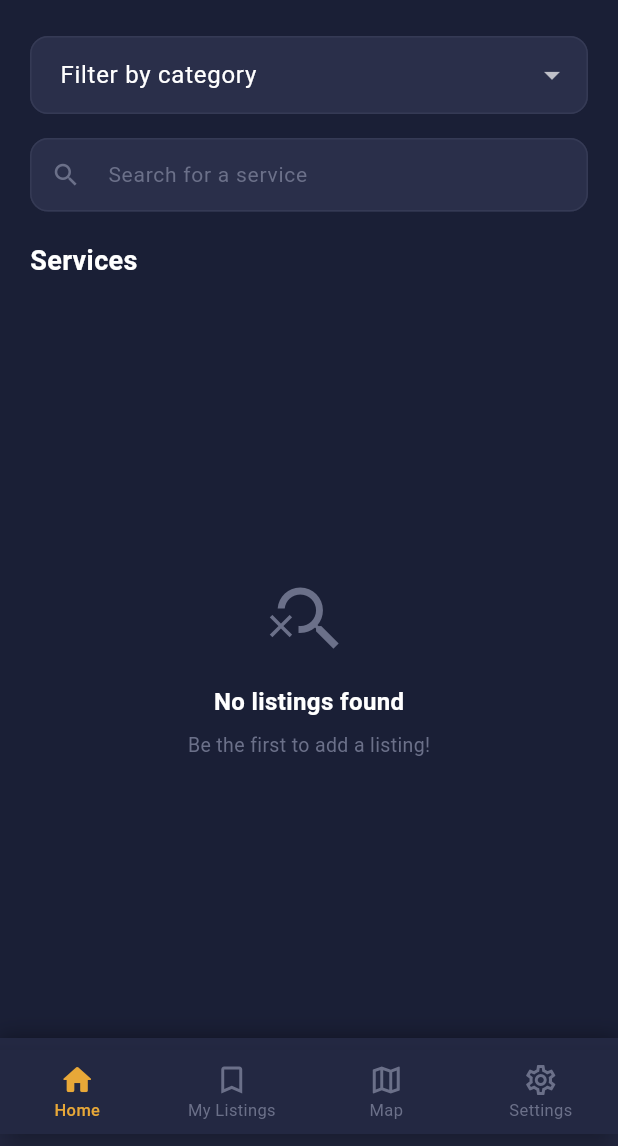
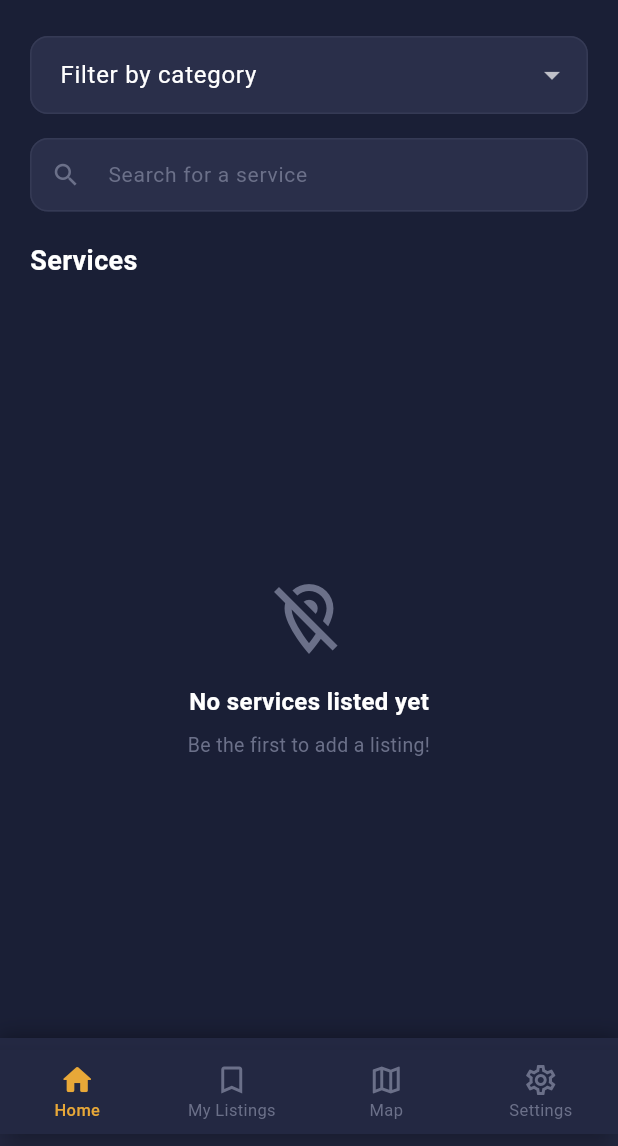
Before and after one commit to Ibrahim-Iradukunda/kigali_city_services, a Flutter app: the screen it shows once a user with an empty profile is signed in, on a phone screen of 412 x 824 dp, the part 90-1236 px from its top. Run offline on Flutter 3.47's test engine with Material 3 defaults, Android fonts, the phone set to English and light mode, and no system bars; our stand-ins replace cloud_firestore, firebase_auth, firebase_core, google_maps_flutter; accounts and stored records are empty; Roboto replaces fonts that are missing (Poppins).

Commit message:
Remove chrome-device cache; update configs/code
Delete generated Chrome device/state files under .dart_tool/chrome-device/Default to clean up transient cache. Also update project configuration and source: modified .dart_tool package files, plugin registrants, package_config.json, README, AndroidManifest and android_setup, platform plugin files for macOS/Windows, firestore rules/indexes, pubspec.yaml/lock, and app code (listings_provider, directory_screen, firestore_service, ios_setup). These changes remove stale temp data and apply updates to project configs and platform integrations.

```diff
--- a/lib/providers/listings_provider.dart
+++ b/lib/providers/listings_provider.dart
@@ -75,7 +75,10 @@ class ListingsProvider extends ChangeNotifier {
             notifyListeners();
           },
           onError: (error) {
-            _error = _formatFirestoreError(error);
+            // If fetching the user's own listings fails (for example due to
+            // missing indexes), don't break the main directory screen.
+            // Instead, surface it as "no user listings yet".
+            _userListings = [];
             notifyListeners();
           },
         );
--- a/lib/screens/directory/directory_screen.dart
+++ b/lib/screens/directory/directory_screen.dart
@@ -237,19 +237,92 @@ class _DirectoryScreenState extends State<DirectoryScreen> {
                   }
 
                   final listings = provider.filteredListings;
+                  final hasAnyListings = provider.allListings.isNotEmpty;
+                  final hasActiveFilters = provider.searchQuery.isNotEmpty ||
+                      (provider.selectedCategory != null &&
+                          provider.selectedCategory!.isNotEmpty);
 
-                  if (listings.isEmpty) {
+                  // No listings exist in Firestore yet for anyone
+                  if (!hasAnyListings) {
                     return Center(
                       child: Column(
                         mainAxisAlignment: MainAxisAlignment.center,
-                        children: [
+                        children: const [
+                          Icon(
+                            Icons.location_off_outlined,
+                            color: AppTheme.textMuted,
+                            size: 56,
+                          ),
+                          SizedBox(height: 16),
+                          Text(
+                            'No services listed yet',
+                            style: TextStyle(
+                              color: AppTheme.textPrimary,
+                              fontSize: 16,
+                              fontWeight: FontWeight.w600,
+                            ),
+                          ),
+                          SizedBox(height: 8),
+                          Text(
+                            'Be the first to add a listing!',
+                            style: TextStyle(
+                              color: AppTheme.textMuted,
+                              fontSize: 13,
+                            ),
+                            textAlign: TextAlign.center,
+                          ),
+                        ],
+                      ),
+                    );
+                  }
+
+                  // Listings exist, but current search/category filters return nothing
+                  if (listings.isEmpty && hasActiveFilters) {
+                    return Center(
+                      child: Column(
+                        mainAxisAlignment: MainAxisAlignment.center,
+                        children: const [
                           Icon(
                             Icons.search_off,
                             color: AppTheme.textMuted,
                             size: 56,
                           ),
-                          const SizedBox(height: 16),
-                          const Text(
+                          SizedBox(height: 16),
+                          Text(
+                            'No services match your filters',
+                            style: TextStyle(
+                              color: AppTheme.textPrimary,
+                              fontSize: 16,
+                              fontWeight: FontWeight.w600,
+                            ),
+                          ),
+                          SizedBox(height: 8),
+                          Text(
+                            'Try a different search term or category.',
+                            style: TextStyle(
+                              color: AppTheme.textMuted,
+                              fontSize: 13,
+                            ),
+                            textAlign: TextAlign.center,
+                          ),
+                        ],
+                      ),
+                    );
+                  }
+
+                  // Fallback: no filters and no listings (should already be covered above)
+                  if (listings.isEmpty) {
+                    return Center(
+                      child: Column(
+                        mainAxisAlignment: MainAxisAlignment.center,
+                        children: const [
+                          Icon(
+                            Icons.search_off,
+                            color: AppTheme.textMuted,
+                            size: 56,
+                          ),
+                          SizedBox(height: 16),
+                          Text(
                             'No listings found',
                             style: TextStyle(
                               color: AppTheme.textPrimary,
@@ -257,15 +330,14 @@ class _DirectoryScreenState extends State<DirectoryScreen> {
                               fontWeight: FontWeight.w600,
                             ),
                           ),
-                          const SizedBox(height: 8),
+                          SizedBox(height: 8),
                           Text(
-                            provider.searchQuery.isNotEmpty
-                                ? 'Try a different search term'
-                                : 'Be the first to add a listing!',
-                            style: const TextStyle(
+                            'Be the first to add a listing!',
+                            style: TextStyle(
                               color: AppTheme.textMuted,
                               fontSize: 13,
                             ),
+                            textAlign: TextAlign.center,
                           ),
                         ],
                       ),
--- a/lib/services/firestore_service.dart
+++ b/lib/services/firestore_service.dart
@@ -32,10 +32,10 @@ class FirestoreService {
       return Stream.value([]);
     }
 
+    // Keep this query index-free by avoiding composite orderBy.
     return _firestore
         .collection(_collection)
         .where('category', isEqualTo: category)
-        .orderBy('timestamp', descending: true)
         .snapshots()
         .map((snapshot) {
           return snapshot.docs
@@ -51,10 +51,12 @@ class FirestoreService {
       return Stream.value([]);
     }
 
+    // Keep this query simple so it never requires a composite index.
+    // We fetch the user's documents and let the UI present an empty state
+    // when they have not created any listings yet.
     return _firestore
         .collection(_collection)
         .where('createdBy', isEqualTo: userId)
-        .orderBy('timestamp', descending: true)
         .snapshots()
         .map((snapshot) {
           return snapshot.docs
```
Also changed, not shown: firestore.indexes.json (+42 -48 lines), ios_setup.dart (+4 -4 lines), pubspec.yaml (+10 -76 lines), pubspec.lock, 12 other files.
